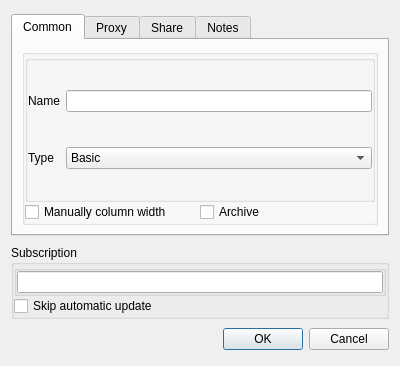
qr243vbi/nekobox, file src/nekobox/ui/group/dialog_edit_group.ui: the form before one commit.
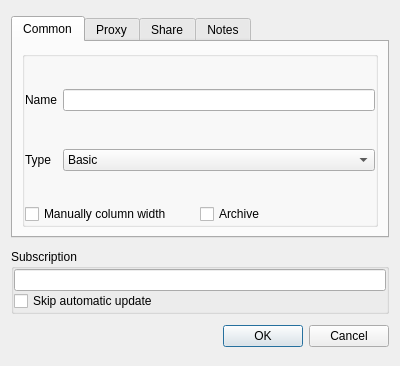
The form after the commit. The open tabs and pages were chosen to show the change. Custom widgets are drawn as their Qt base class.

```diff
--- a/src/nekobox/ui/group/dialog_edit_group.ui
+++ b/src/nekobox/ui/group/dialog_edit_group.ui
@@ -74,6 +74,9 @@
               <verstretch>0</verstretch>
              </sizepolicy>
             </property>
+            <property name="styleSheet">
+             <string notr="true"> QGroupBox{ border: none; background: transparent; }   </string>
+            </property>
             <property name="title">
              <string/>
             </property>
@@ -283,6 +286,9 @@
        <verstretch>0</verstretch>
       </sizepolicy>
      </property>
+     <property name="styleSheet">
+      <string notr="true"/>
+     </property>
      <property name="title">
       <string>Subscription</string>
      </property>
@@ -323,6 +329,9 @@
           <verstretch>0</verstretch>
          </sizepolicy>
         </property>
+        <property name="styleSheet">
+         <string notr="true"> QGroupBox{ border: none; background: transparent; }   </string>
+        </property>
         <property name="flat">
          <bool>true</bool>
         </property>
```
Left out of the diff: 2 changed lines with no effect on the pictures.
